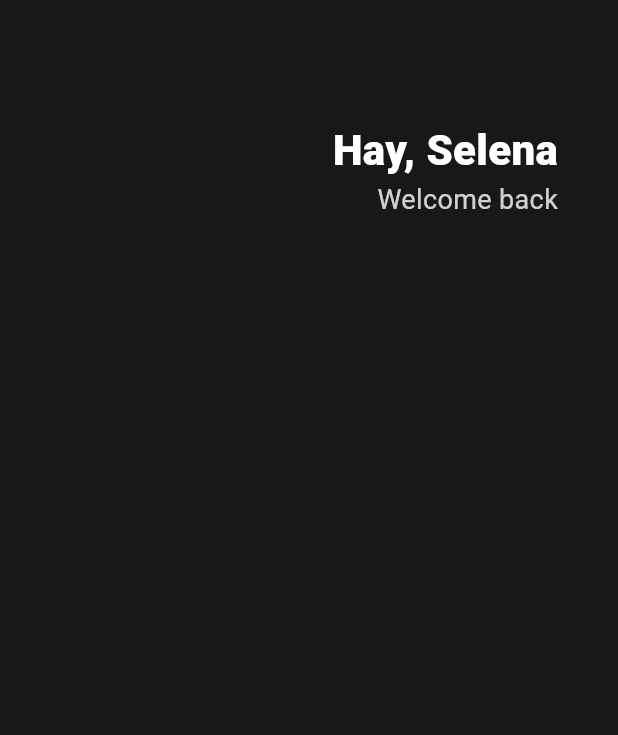
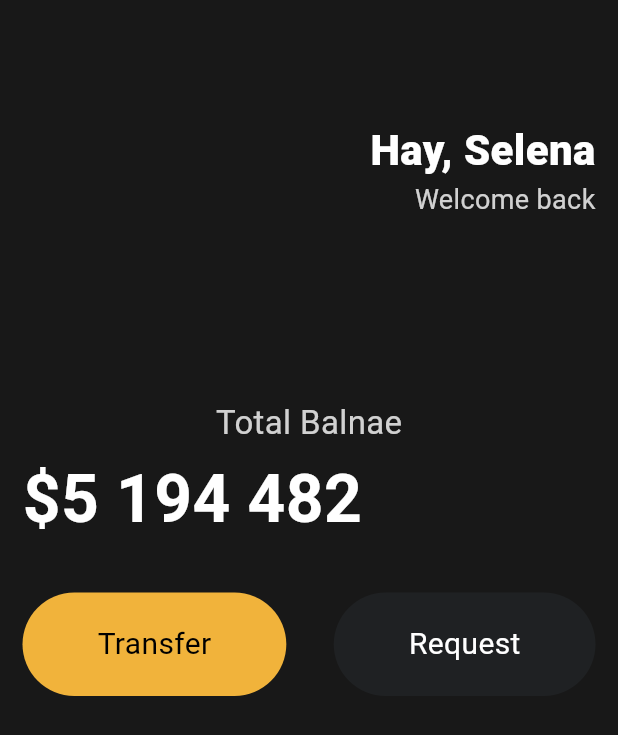
Before and after one commit to maskelog/Flutter_App, a Flutter app: the screen it shows after launch, on a phone screen of 412 x 824 dp. Shown: the top 735 px of the screen. Run offline on Flutter 3.47's test engine with Material 3 defaults, Android fonts, the phone set to English and light mode, and no system bars.

Commit message:
버튼위젯 생성

```diff
--- a/toonweb/lib/main.dart
+++ b/toonweb/lib/main.dart
@@ -1,4 +1,5 @@
 import 'package:flutter/material.dart';
+import 'package:toonweb/widgets/button.dart';
 
 class Player {
   String? name;
@@ -8,50 +9,92 @@ class Player {
 
 void main() {
   var hana = Player();
-  runApp(App());
+  runApp(const App());
 }
 
 class App extends StatelessWidget {
+  const App({super.key});
 
   @override
   Widget build(BuildContext context) {
     return MaterialApp(
       home: Scaffold(
-        backgroundColor: Color(0xFF181818),
+          backgroundColor: const Color(0xFF181818),
           body: Padding(
-          padding: EdgeInsets.symmetric(horizontal: 40),
+            padding: const EdgeInsets.symmetric(horizontal: 15),
             child: Column(
+              crossAxisAlignment: CrossAxisAlignment.start,
               children: [
-            SizedBox(
+                const SizedBox(
                   height: 80,
                 ),
                 Row(
-              mainAxisAlignment: MainAxisAlignment.
-              end,
+                  mainAxisAlignment: MainAxisAlignment.end,
                   children: [
                     Column(
-                  crossAxisAlignment: CrossAxisAlignment.
-                  end,
+                      crossAxisAlignment: CrossAxisAlignment.end,
                       children: [
-                    Text('Hay, Selena',
+                        const Text(
+                          'Hay, Selena',
                           style: TextStyle(
                             color: Colors.white,
                             fontSize: 28,
                             fontWeight: FontWeight.w800,
-                    ),),
-                  Text('Welcome back',
+                          ),
+                        ),
+                        Text(
+                          'Welcome back',
                           style: TextStyle(
                             color: Colors.white.withOpacity(0.8),
                             fontSize: 18,
                           ),
                         ),
-                ],)
                       ],
                     )
                   ],
-        ),)
                 ),
+                const SizedBox(
+                  height: 120,
+                ),
+                Center(
+                  child: Text(
+                    'Total Balnae',
+                    style: TextStyle(
+                      fontSize: 22,
+                      color: Colors.white.withOpacity(0.8),
+                    ),
+                  ),
+                ),
+                const SizedBox(
+                  height: 5,
+                ),
+                const Text(
+                  '\$5 194 482',
+                  style: TextStyle(
+                    fontSize: 44,
+                    fontWeight: FontWeight.w600,
+                    color: Colors.white,
+                  ),
+                ),
+                const SizedBox(
+                  height: 30,
+                ),
+                const Row(
+                  mainAxisAlignment: MainAxisAlignment.spaceBetween,
+                  children: [
+                    Button(
+                        text: 'Transfer',
+                        bgColor: Color(0xFFF1B33B),
+                        textColor: Colors.black),
+                    Button(
+                        text: 'Request',
+                        bgColor: Color(0xFF1F2123),
+                        textColor: Colors.white),
+                  ],
+                )
+              ],
+            ),
+          )),
     );
   }
-
 }
--- /dev/null
+++ b/toonweb/lib/widgets/button.dart
@@ -0,0 +1,34 @@
+import 'package:flutter/material.dart';
+
+class Button extends StatelessWidget {
+  final String text;
+  final Color bgColor;
+  final Color textColor;
+
+  const Button(
+      {super.key,
+      required this.text,
+      required this.bgColor,
+      required this.textColor});
+
+  @override
+  Widget build(BuildContext context) {
+    return Container(
+      decoration: BoxDecoration(
+        color: bgColor,
+        borderRadius: BorderRadius.circular(45),
+      ),
+      child: Padding(
+        padding: const EdgeInsets.symmetric(
+          vertical: 20,
+          horizontal: 50,
+        ),
+        child: Text(text,
+            style: TextStyle(
+              color: textColor,
+              fontSize: 20,
+            )),
+      ),
+    );
+  }
+}
```
Lines whose indentation alone changed are shown as unchanged.
